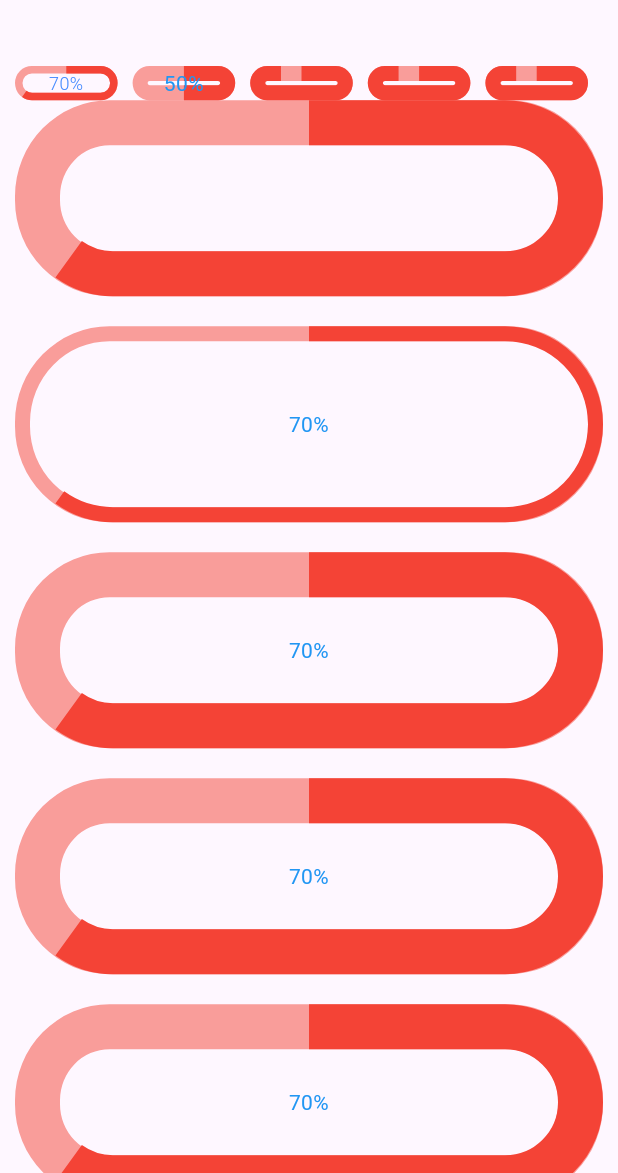
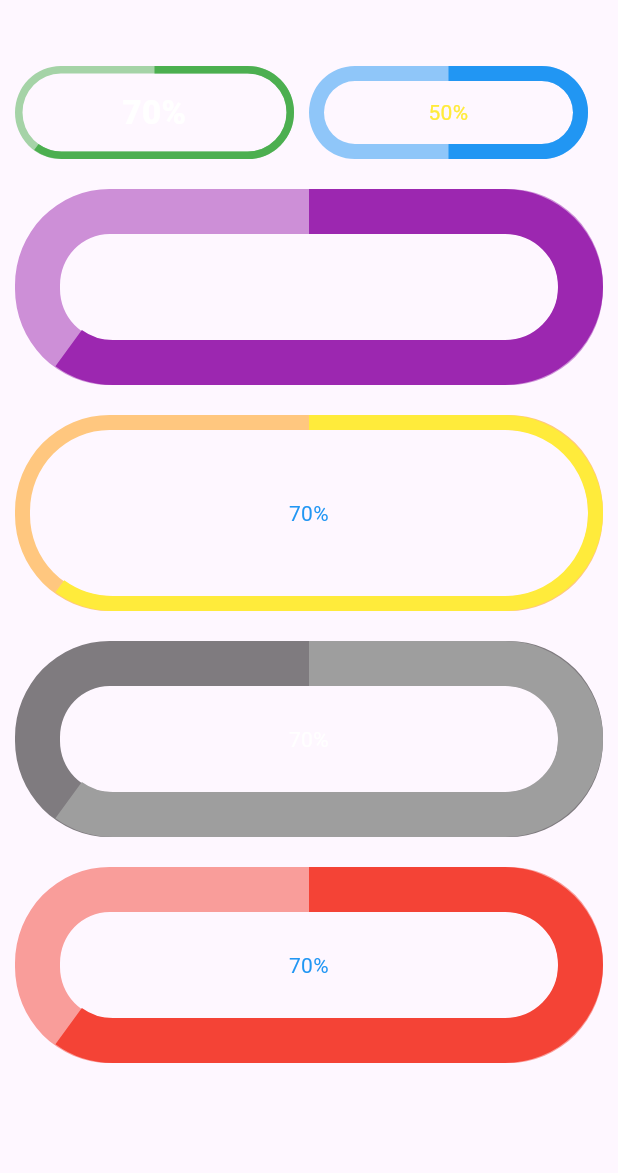
Before and after one commit to A7ALABS/elliptical-progress-bar, a Flutter app: the screen it shows after launch, on a phone screen of 412 x 824 dp, the part 63-1236 px from its top. Run offline on Flutter 3.47's test engine with Material 2 defaults, Android fonts, the phone set to English and light mode, and no system bars.

Commit message:
added documentation fixes

```diff
--- a/example/lib/main.dart
+++ b/example/lib/main.dart
@@ -50,14 +50,14 @@ class _MyHomePageState extends State<MyHomePage> {
                   children: [
                     Expanded(
                       child: EllipticalProgressBar(
-                        fillColor: Colors.red,
-                        bgColor: Colors.red.withOpacity(0.5),
+                        fillColor: Colors.green,
+                        bgColor: Colors.green.withOpacity(0.5),
                         progress: 70,
                         thickness: 5,
                         progressTextStyle: const TextStyle(
-                            color: Colors.blueAccent,
-                            fontSize: 12,
-                            fontWeight: FontWeight.w300),
+                            color: Colors.white,
+                            fontSize: 22,
+                            fontWeight: FontWeight.w800),
                         showCenterProgress: true,
                       ),
                     ),
@@ -66,47 +66,11 @@ class _MyHomePageState extends State<MyHomePage> {
                     ),
                     Expanded(
                       child: EllipticalProgressBar(
-                        fillColor: Colors.red,
-                        bgColor: Colors.red.withOpacity(0.5),
+                        fillColor: Colors.blue,
+                        bgColor: Colors.blue.withOpacity(0.5),
                         progress: 50,
-                        textColor: Colors.blue,
+                        textColor: Colors.yellow,
                         // showCenterProgress: false,
-                      ),
-                    ),
-                    const SizedBox(
-                      width: 10,
-                    ),
-                    Expanded(
-                      child: EllipticalProgressBar(
-                        fillColor: Colors.red,
-                        bgColor: Colors.red.withOpacity(0.5),
-                        progress: 90,
-                        textColor: Colors.blue,
-                        showCenterProgress: false,
-                      ),
-                    ),
-                    const SizedBox(
-                      width: 10,
-                    ),
-                    Expanded(
-                      child: EllipticalProgressBar(
-                        fillColor: Colors.red,
-                        bgColor: Colors.red.withOpacity(0.5),
-                        progress: 90,
-                        textColor: Colors.blue,
-                        showCenterProgress: false,
-                      ),
-                    ),
-                    const SizedBox(
-                      width: 10,
-                    ),
-                    Expanded(
-                      child: EllipticalProgressBar(
-                        fillColor: Colors.red,
-                        bgColor: Colors.red.withOpacity(0.5),
-                        progress: 90,
-                        textColor: Colors.blue,
-                        showCenterProgress: false,
                       ),
                     ),
                     const SizedBox(
@@ -114,9 +78,12 @@ class _MyHomePageState extends State<MyHomePage> {
                     ),
                   ],
                 ),
+                const SizedBox(
+                  height: 20,
+                ),
                 EllipticalProgressBar(
-                  fillColor: Colors.red,
-                  bgColor: Colors.red.withOpacity(0.5),
+                  fillColor: Colors.purple,
+                  bgColor: Colors.purple.withOpacity(0.5),
                   thickness: 30,
                   progress: 70,
                   textColor: Colors.blue,
@@ -126,8 +93,8 @@ class _MyHomePageState extends State<MyHomePage> {
                   height: 20,
                 ),
                 EllipticalProgressBar(
-                  fillColor: Colors.red,
-                  bgColor: Colors.red.withOpacity(0.5),
+                  fillColor: Colors.yellow,
+                  bgColor: Colors.orange.withOpacity(0.5),
                   progress: 70,
                   textColor: Colors.blue,
                 ),
@@ -135,21 +102,11 @@ class _MyHomePageState extends State<MyHomePage> {
                   height: 20,
                 ),
                 EllipticalProgressBar(
-                  fillColor: Colors.red,
-                  bgColor: Colors.red.withOpacity(0.5),
+                  fillColor: Colors.grey,
+                  bgColor: Colors.black.withOpacity(0.5),
                   thickness: 30,
                   progress: 70,
-                  textColor: Colors.blue,
-                ),
-                const SizedBox(
-                  height: 20,
-                ),
-                EllipticalProgressBar(
-                  fillColor: Colors.red,
-                  bgColor: Colors.red.withOpacity(0.5),
-                  thickness: 30,
-                  progress: 70,
-                  textColor: Colors.blue,
+                  textColor: Colors.white,
                 ),
                 const SizedBox(
                   height: 20,
```
Also changed, not shown: pubspec.yaml (+16 -1 lines), 1 other file.
